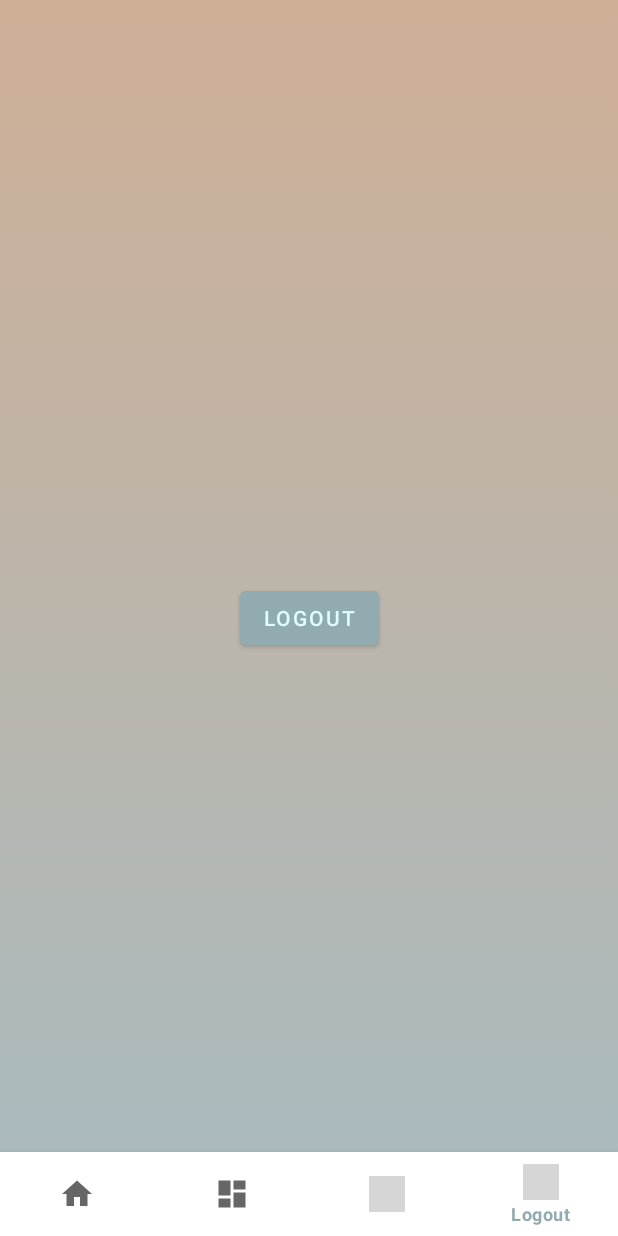
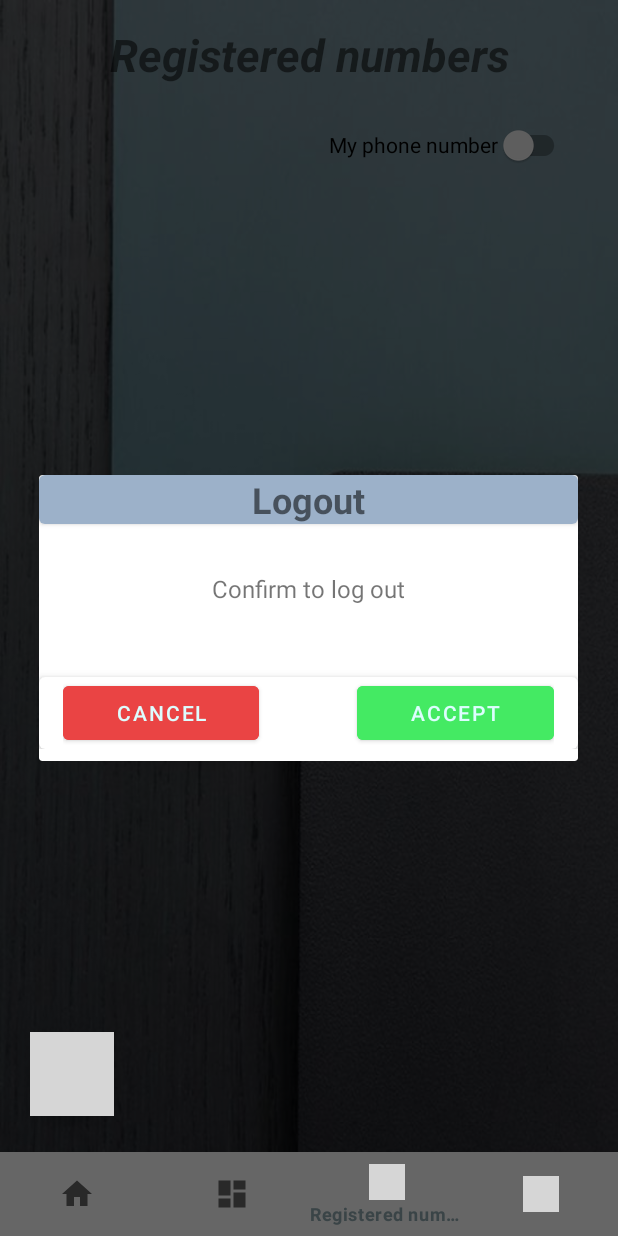
Before and after one commit to GeneralSting/Online-Waiter-Android, an Android app: the OwnerActivity screen opened directly, with no data from a screen before it, item 4 of the bottom bar chosen, on a phone screen of 412 x 824 dp. Run offline under Robolectric (Android 15) with nearby library versions, the phone set to English and light mode, and no system bars; our stand-ins replace Firebase (no records; nobody signed in at launch, a user with empty details on screens opened directly), navigation-ui; 2 statements that could not run were skipped; grey boxes are pictures that could not be loaded.

Commit message:
Finishing owner's actions

```diff
--- a/app/src/main/java/com/example/onlinewaiter/EmployeeActivity.java
+++ b/app/src/main/java/com/example/onlinewaiter/EmployeeActivity.java
@@ -183,7 +183,7 @@ public class EmployeeActivity extends AppCompatActivity {
 
         setSupportActionBar(binding.appBarEmployee.toolbar);
         DrawerLayout drawer = binding.drawerLayout;
-        navigationView = binding.navOwnerView;
+        navigationView = binding.navEmployeeView;
         // Passing each menu ID as a set of Ids because each
         // menu should be considered as top level destinations.
         mAppBarConfiguration = new AppBarConfiguration.Builder(
--- a/app/src/main/java/com/example/onlinewaiter/OwnerActivity.java
+++ b/app/src/main/java/com/example/onlinewaiter/OwnerActivity.java
@@ -1,17 +1,22 @@
 package com.example.onlinewaiter;
 
+import android.app.AlertDialog;
+import android.content.DialogInterface;
 import android.content.Intent;
 import android.os.Bundle;
 import android.util.Log;
+import android.view.MenuItem;
+import android.view.View;
+import android.widget.Button;
+import android.widget.TextView;
 
 import com.example.onlinewaiter.Models.AppError;
-import com.example.onlinewaiter.Models.Cafe;
 import com.example.onlinewaiter.Other.AppConstValue;
 import com.example.onlinewaiter.Other.AppErrorMessages;
 import com.example.onlinewaiter.Other.FirebaseRefPaths;
-import com.example.onlinewaiter.Other.ServerAlertDialog;
 import com.example.onlinewaiter.Other.ToastMessage;
 import com.example.onlinewaiter.ownerUI.main.MainViewModel;
+import com.example.onlinewaiter.ownerUI.registeredNumbers.RegisteredNumbersViewModel;
 import com.google.android.material.bottomnavigation.BottomNavigationView;
 
 import androidx.annotation.NonNull;
@@ -20,6 +25,7 @@ import androidx.appcompat.app.AppCompatActivity;
 import androidx.lifecycle.Lifecycle;
 import androidx.lifecycle.ViewModelProvider;
 import androidx.navigation.NavController;
+import androidx.navigation.NavDestination;
 import androidx.navigation.Navigation;
 import androidx.navigation.ui.NavigationUI;
 
@@ -31,7 +37,6 @@ import com.google.firebase.database.DataSnapshot;
 import com.google.firebase.database.DatabaseError;
 import com.google.firebase.database.DatabaseReference;
 import com.google.firebase.database.FirebaseDatabase;
-import com.google.firebase.database.ValueEventListener;
 
 import java.text.SimpleDateFormat;
 import java.util.Date;
@@ -76,6 +81,43 @@ public class OwnerActivity extends AppCompatActivity {
         mainViewModel.setOwnerCafeId(ownerCafeId);
 
         BottomNavigationView navView = findViewById(R.id.nav_owner_view);
+        navView.getMenu().findItem(R.id.nav_owner_logout).setOnMenuItemClickListener(menuItem -> {
+            View ownerLogoutView = getLayoutInflater().inflate(R.layout.dialog_owner_logout, null);
+            TextView tvOwnerLogoutNumberChanged = ownerLogoutView.findViewById(R.id.tvOwnerLogoutNumberChanged);
+            Button btnOwnerLogoutCancel = ownerLogoutView.findViewById(R.id.btnOwnerLogoutCancel);
+            Button btnOwnerLogoutAccept = ownerLogoutView.findViewById(R.id.btnOwnerLogoutAccept);
+            RegisteredNumbersViewModel registeredNumbersViewModel = new ViewModelProvider(this).get(RegisteredNumbersViewModel.class);
+            if(registeredNumbersViewModel.getPhoneNumberChanged().getValue()) {
+                tvOwnerLogoutNumberChanged.setText(getResources().getString(R.string.logout_owner_number_changed));
+            }
+
+            final AlertDialog ownerLogoutDialog = new AlertDialog.Builder(this)
+                    .setView(ownerLogoutView)
+                    .create();
+            ownerLogoutDialog.setCanceledOnTouchOutside(false);
+            ownerLogoutDialog.setOnShowListener(new DialogInterface.OnShowListener() {
+                @Override
+                public void onShow(DialogInterface dialogInterface) {
+                    btnOwnerLogoutCancel.setOnClickListener(new View.OnClickListener() {
+                        @Override
+                        public void onClick(View view) {
+                            ownerLogoutDialog.dismiss();
+                        }
+                    });
+
+                    btnOwnerLogoutAccept.setOnClickListener(new View.OnClickListener() {
+                        @Override
+                        public void onClick(View view) {
+                            logout();
+                            ownerLogoutDialog.dismiss();
+                        }
+                    });
+                }
+            });
+            ownerLogoutDialog.show();
+
+            return true;
+        });
         // Passing each menu ID as a set of Ids because each
         // menu should be considered as top level destinations.
 
--- a/app/src/main/java/com/example/onlinewaiter/ownerUI/logout/LogoutFragment.java
+++ /dev/null
@@ -1,68 +0,0 @@
-package com.example.onlinewaiter.ownerUI.logout;
-
-import android.content.Intent;
-import android.os.Bundle;
-
-import androidx.fragment.app.Fragment;
-import androidx.lifecycle.ViewModelProvider;
-
-import android.view.LayoutInflater;
-import android.view.View;
-import android.view.ViewGroup;
-import android.widget.Button;
-import android.widget.TextView;
-
-import com.example.onlinewaiter.MainActivity;
-import com.example.onlinewaiter.OwnerActivity;
-import com.example.onlinewaiter.R;
-import com.example.onlinewaiter.databinding.FragmentCafeUpdateBinding;
-import com.example.onlinewaiter.databinding.FragmentLogoutBinding;
-import com.example.onlinewaiter.databinding.FragmentMenuBinding;
-import com.example.onlinewaiter.ownerUI.registeredNumbers.RegisteredNumbersViewModel;
-import com.google.firebase.auth.FirebaseAuth;
-import com.google.firebase.auth.FirebaseUser;
-
-import java.util.Objects;
-
-public class LogoutFragment extends Fragment {
-
-    //global variables/objects
-    private FragmentLogoutBinding binding;
-    private RegisteredNumbersViewModel registeredNumbersViewModel;
-
-
-    //fragment views
-    Button btnOwnerLogout;
-    TextView tvOwnerPhoneChanged;
-
-
-
-    @Override
-    public View onCreateView(LayoutInflater inflater, ViewGroup container, Bundle savedInstanceState) {
-        binding = FragmentLogoutBinding.inflate(inflater, container, false);
-        View root = binding.getRoot();
-
-        btnOwnerLogout = binding.btnOwnerLogout;
-        btnOwnerLogout.setOnClickListener(new View.OnClickListener() {
-            @Override
-            public void onClick(View view) {
-                FirebaseUser currentUser = FirebaseAuth.getInstance().getCurrentUser();
-                if(currentUser != null) {
-                    FirebaseAuth.getInstance().signOut();
-                    startActivity(new Intent(getActivity(), MainActivity.class));
-                    requireActivity().finish();
-                }
-                if(currentUser == null) {
-                    startActivity(new Intent(getActivity(), MainActivity.class));
-                    requireActivity().finish();
-                }
-            }
-        });
-        registeredNumbersViewModel = new ViewModelProvider(requireActivity()).get(RegisteredNumbersViewModel.class);
-        if(Boolean.TRUE.equals(registeredNumbersViewModel.getPhoneNumberChanged().getValue())) {
-            tvOwnerPhoneChanged = binding.tvOwnerPhoneChanged;
-            tvOwnerPhoneChanged.setText(getResources().getString(R.string.logout_phone_number_changed));
-        }
-        return root;
-    }
-}
--- a/app/src/main/java/com/example/onlinewaiter/ownerUI/registeredNumbers/RegisteredNumbersFragment.java
+++ b/app/src/main/java/com/example/onlinewaiter/ownerUI/registeredNumbers/RegisteredNumbersFragment.java
@@ -126,7 +126,9 @@ public class RegisteredNumbersFragment extends Fragment {
                                             firebaseRefPaths.getRefRegisteredNumberWaiter(),
                                             AppConstValue.registeredNumberConstValues.NUMBER_ALLOWED
                                     );
-                                    DatabaseReference newRegisteredNumberRef = firebaseDatabase.getReference(firebaseRefPaths.getRefRegisteredNumbers());
+                                    DatabaseReference newRegisteredNumberRef = firebaseDatabase.getReference(firebaseRefPaths.getRefRegisteredCafe(
+                                            mainViewModel.getOwnerCafeId().getValue()
+                                    ));
                                     newRegisteredNumberRef.child(etRegisterNumber.getText().toString()).setValue(registeredNumber);
                                     registerNumberDialog.dismiss();
                                 }
@@ -271,6 +273,7 @@ public class RegisteredNumbersFragment extends Fragment {
         TextView tvDialogOwnerNumberDescription = (TextView) newOwnerNumberView.findViewById(R.id.tvDialogOwnerNumberDescription);
         TextView tvDialogOwnerNumberTitle = (TextView) newOwnerNumberView.findViewById(R.id.tvDialogOwnerNumberTitle);
         TextView tvDialogOwnerMainIncorrect = (TextView) newOwnerNumberView.findViewById(R.id.tvDialogOwnerMainIncorrect);
+        TextView tvDialogOwnerPart = (TextView) newOwnerNumberView.findViewById(R.id.tvDialogOwnerPart);
         ConstraintLayout clDialogOwnerNumberTitle = (ConstraintLayout) newOwnerNumberView.findViewById(R.id.clDialogOwnerNumberTitle);
         EditText etDialogOwnerNumberMain = (EditText) newOwnerNumberView.findViewById(R.id.etDialogOwnerNumberMain);
         Button btnDialogOwnerNumber = (Button) newOwnerNumberView.findViewById(R.id.btnDialogOwnerNumber);
@@ -309,6 +312,7 @@ public class RegisteredNumbersFragment extends Fragment {
                                 etDialogOwnerNumberMain.setHint(getResources().getString(R.string.registered_numbers_dialog_owner_number));
                                 clDialogOwnerNumberTitle.setBackgroundColor(getResources().getColor(R.color.cv_cafe_update_blue_overlay));
                                 tvDialogOwnerNumberTitle.setText(getResources().getString(R.string.registered_numbers_dialog_second_title));
+                                tvDialogOwnerPart.setText(getResources().getString(R.string.registered_numbers_dialog_second_part));
                                 tvDialogOwnerNumberDescription.setText(getResources().getString(R.string.registered_numbers_dialog_second_description));
                                 tvDialogOwnerMainIncorrect.setText(AppConstValue.variableConstValue.EMPTY_VALUE);
                             }
@@ -324,13 +328,14 @@ public class RegisteredNumbersFragment extends Fragment {
     }
 
     private void changeOwnerNumber(RegisteredNumber registeredNumber, String newPhoneNumber) {
-        mainViewModel.setOwnerPhoneNumber(newPhoneNumber);
         DatabaseReference ownerRegisteredNumberRef = firebaseDatabase.getReference(firebaseRefPaths.getRefRegisteredNumber(
                 mainViewModel.getOwnerCafeId().getValue(), mainViewModel.getOwnerPhoneNumber().getValue()));
         ownerRegisteredNumberRef.removeValue();
-        ownerRegisteredNumberRef = firebaseDatabase.getReference(firebaseRefPaths.getRefRegisteredNumbers());
-        registeredNumber.setAllowed(true);
+        ownerRegisteredNumberRef = firebaseDatabase.getReference(firebaseRefPaths.getRefRegisteredCafe(mainViewModel.getOwnerCafeId().getValue()));
+        mainViewModel.setOwnerPhoneNumber(newPhoneNumber);
         ownerRegisteredNumberRef.child(newPhoneNumber).setValue(registeredNumber);
+        stopAdapterListening();
+        populateRvRegisteredNumbers(true);
     }
 
     private void stopAdapterListening() {
--- a/app/src/main/res/layout/activity_employee.xml
+++ b/app/src/main/res/layout/activity_employee.xml
@@ -15,7 +15,7 @@
         android:layout_height="match_parent" />
 
     <com.google.android.material.navigation.NavigationView
-        android:id="@+id/nav_owner_view"
+        android:id="@+id/nav_employee_view"
         android:layout_width="wrap_content"
         android:layout_height="match_parent"
         android:layout_gravity="start"
--- a/app/src/main/res/layout/dialog_order_payment.xml
+++ b/app/src/main/res/layout/dialog_order_payment.xml
@@ -10,8 +10,8 @@
         android:layout_width="match_parent"
         android:layout_height="wrap_content"
         app:cardCornerRadius="4dp"
-        android:elevation="12dp"
-        app:cardMaxElevation="16dp"
+        android:elevation="4dp"
+        app:cardMaxElevation="8dp"
         app:layout_constraintEnd_toEndOf="parent"
         app:layout_constraintStart_toStartOf="parent"
         app:layout_constraintTop_toTopOf="parent">
@@ -100,8 +100,8 @@
         android:layout_height="wrap_content"
         android:layout_marginTop="64dp"
         app:cardCornerRadius="4dp"
-        app:cardElevation="12dp"
-        app:cardMaxElevation="16dp"
+        app:cardElevation="4dp"
+        app:cardMaxElevation="8dp"
         app:layout_constraintEnd_toEndOf="parent"
         app:layout_constraintStart_toStartOf="parent"
         app:layout_constraintTop_toBottomOf="@+id/textView">
--- /dev/null
+++ b/app/src/main/res/layout/dialog_owner_logout.xml
@@ -0,0 +1,111 @@
+<?xml version="1.0" encoding="utf-8"?>
+<androidx.constraintlayout.widget.ConstraintLayout xmlns:android="http://schemas.android.com/apk/res/android"
+    xmlns:app="http://schemas.android.com/apk/res-auto"
+    android:layout_width="match_parent"
+    android:layout_height="match_parent"
+    android:paddingBottom="8dp">
+
+    <androidx.cardview.widget.CardView
+        android:id="@+id/cvOwnerLogoutTitle"
+        android:layout_width="match_parent"
+        android:layout_height="wrap_content"
+        app:cardCornerRadius="4dp"
+        android:elevation="12dp"
+        app:cardMaxElevation="16dp"
+        app:layout_constraintEnd_toEndOf="parent"
+        app:layout_constraintStart_toStartOf="parent"
+        app:layout_constraintTop_toTopOf="parent">
+
+        <androidx.constraintlayout.widget.ConstraintLayout
+            android:layout_width="match_parent"
+            android:layout_height="match_parent"
+            android:background="@color/cv_cafe_update_blue_overlay">
+
+            <TextView
+                android:id="@+id/tvOwnerLogoutTitle"
+                android:layout_width="wrap_content"
+                android:layout_height="wrap_content"
+                android:textSize="24sp"
+                android:textStyle="bold"
+                android:text="@string/logout_owner_title"
+                app:layout_constraintBottom_toBottomOf="parent"
+                app:layout_constraintEnd_toEndOf="parent"
+                app:layout_constraintStart_toStartOf="parent"
+                app:layout_constraintTop_toTopOf="parent" />
+
+        </androidx.constraintlayout.widget.ConstraintLayout>
+
+    </androidx.cardview.widget.CardView>
+
+    <TextView
+        android:id="@+id/tvOwnerLogoutDescription"
+        android:layout_width="wrap_content"
+        android:layout_height="wrap_content"
+        android:layout_marginTop="32dp"
+        android:layout_marginBottom="48dp"
+        android:text="@string/logout_owner_description"
+        android:textSize="16sp"
+        app:layout_constraintBottom_toTopOf="@+id/cvOwnerLogoutFooter"
+        app:layout_constraintEnd_toEndOf="parent"
+        app:layout_constraintStart_toStartOf="parent"
+        app:layout_constraintTop_toBottomOf="@+id/cvOwnerLogoutTitle" />
+
+    <TextView
+        android:id="@+id/tvOwnerLogoutNumberChanged"
+        android:layout_width="0dp"
+        android:layout_height="wrap_content"
+        android:layout_marginStart="32dp"
+        android:layout_marginTop="8dp"
+        android:layout_marginEnd="32dp"
+        android:textAlignment="center"
+        android:textColor="@color/red_negative"
+        app:layout_constraintEnd_toEndOf="parent"
+        app:layout_constraintStart_toStartOf="parent"
+        app:layout_constraintTop_toBottomOf="@+id/tvOwnerLogoutDescription" />
+
+    <androidx.cardview.widget.CardView
+        android:id="@+id/cvOwnerLogoutFooter"
+        android:layout_width="match_parent"
+        android:layout_height="wrap_content"
+        app:cardCornerRadius="4dp"
+        app:cardElevation="4dp"
+        app:cardMaxElevation="8dp"
+        app:layout_constraintBottom_toBottomOf="parent"
+        app:layout_constraintEnd_toEndOf="parent"
+        app:layout_constraintStart_toStartOf="parent">
+
+        <androidx.appcompat.widget.LinearLayoutCompat
+            android:layout_width="match_parent"
+            android:layout_height="match_parent"
+            android:layout_marginStart="16dp"
+            android:layout_marginEnd="16dp"
+            android:weightSum="5">
+
+            <Button
+                android:id="@+id/btnOwnerLogoutCancel"
+                android:layout_width="0dp"
+                android:layout_height="wrap_content"
+                android:layout_weight="2"
+                android:backgroundTint="@color/red_negative"
+                android:text="@string/cancel" />
+
+            <Space
+                android:layout_width="0dp"
+                android:layout_height="wrap_content"
+                android:layout_weight="1" />
+
+            <Button
+                android:id="@+id/btnOwnerLogoutAccept"
+                android:layout_width="0dp"
+                android:layout_height="wrap_content"
+                android:layout_weight="2"
+                android:backgroundTint="@color/green_positive"
+                android:text="@string/accept" />
+
+        </androidx.appcompat.widget.LinearLayoutCompat>
+
+    </androidx.cardview.widget.CardView>
+
+
+
+</androidx.constraintlayout.widget.ConstraintLayout>
--- a/app/src/main/res/layout/fragment_logout.xml
+++ /dev/null
@@ -1,36 +0,0 @@
-<?xml version="1.0" encoding="utf-8"?>
-<FrameLayout xmlns:android="http://schemas.android.com/apk/res/android"
-    xmlns:app="http://schemas.android.com/apk/res-auto"
-    xmlns:tools="http://schemas.android.com/tools"
-    android:layout_width="match_parent"
-    android:layout_height="match_parent"
-    android:background="@drawable/owner_main_bg"
-    tools:context=".ownerUI.logout.LogoutFragment">
-
-    <androidx.constraintlayout.widget.ConstraintLayout
-        android:layout_width="match_parent"
-        android:layout_height="match_parent"
-        android:layout_margin="16dp">
-
-        <Button
-            android:id="@+id/btnOwnerLogout"
-            android:layout_width="wrap_content"
-            android:layout_height="wrap_content"
-            android:text="@string/owner_nav_logout_title"
-            app:layout_constraintBottom_toBottomOf="parent"
-            app:layout_constraintEnd_toEndOf="parent"
-            app:layout_constraintStart_toStartOf="parent"
-            app:layout_constraintTop_toTopOf="parent" />
-
-        <TextView
-            android:id="@+id/tvOwnerPhoneChanged"
-            android:layout_width="wrap_content"
-            android:layout_height="wrap_content"
-            android:layout_marginTop="16dp"
-            app:layout_constraintEnd_toEndOf="@+id/btnOwnerLogout"
-            app:layout_constraintStart_toStartOf="@+id/btnOwnerLogout"
-            app:layout_constraintTop_toBottomOf="@+id/btnOwnerLogout" />
-
-    </androidx.constraintlayout.widget.ConstraintLayout>
-
-</FrameLayout>
--- a/app/src/main/res/layout/fragment_registered_numbers.xml
+++ b/app/src/main/res/layout/fragment_registered_numbers.xml
@@ -4,7 +4,7 @@
     xmlns:tools="http://schemas.android.com/tools"
     android:layout_width="match_parent"
     android:layout_height="match_parent"
-    android:background="@drawable/owner_main_bg"
+    android:background="@drawable/owner_registered_numbers_bg"
     tools:context=".ownerUI.registeredNumbers.RegisteredNumbersFragment">
 
     <androidx.constraintlayout.widget.ConstraintLayout
--- a/app/src/main/res/layout/fragment_statistics.xml
+++ b/app/src/main/res/layout/fragment_statistics.xml
@@ -4,7 +4,7 @@
     xmlns:app="http://schemas.android.com/apk/res-auto"
     android:layout_width="match_parent"
     android:layout_height="match_parent"
-    android:background="@drawable/owner_main_bg"
+    android:background="@drawable/owner_statistics_bg"
     tools:context=".ownerUI.statistics.StatisticsFragment">
 
     <androidx.constraintlayout.widget.ConstraintLayout
--- a/app/src/main/res/navigation/mobile_navigation2.xml
+++ b/app/src/main/res/navigation/mobile_navigation2.xml
@@ -23,9 +23,4 @@
         android:label="@string/owner_nav_registered_numbers_title"
         tools:layout="@layout/fragment_registered_numbers" />
 
-    <fragment
-        android:id="@+id/nav_owner_logout"
-        android:name="com.example.onlinewaiter.ownerUI.logout.LogoutFragment"
-        android:label="@string/owner_nav_logout_title"
-        tools:layout="@layout/fragment_logout" />
 </navigation>
--- a/app/src/main/res/values/strings.xml
+++ b/app/src/main/res/values/strings.xml
@@ -196,8 +196,9 @@
 
 
     <!--Owner activity logout fragment-->
-    <string name="logout_phone_number_changed">Phone number changed!</string>
-
+    <string name="logout_owner_title">Logout</string>
+    <string name="logout_owner_description">Confirm to log out</string>
+    <string name="logout_owner_number_changed">Phone number changed, next login is with new number!</string>
 
     <!--Owner Activity-->
 
```
Also changed, not shown: app/src/main/res/drawable-mdpi/owner_main_bg.jpg (added), app/src/main/res/drawable-mdpi/owner_registered_numbers_bg.jpg (added), app/src/main/res/drawable-mdpi/owner_statistics_bg.jpg (added), app/src/main/res/drawable/custom_owner_main_bg.xml (renamed from app/src/main/res/drawable/owner_main_bg.xml), 1 other file.
